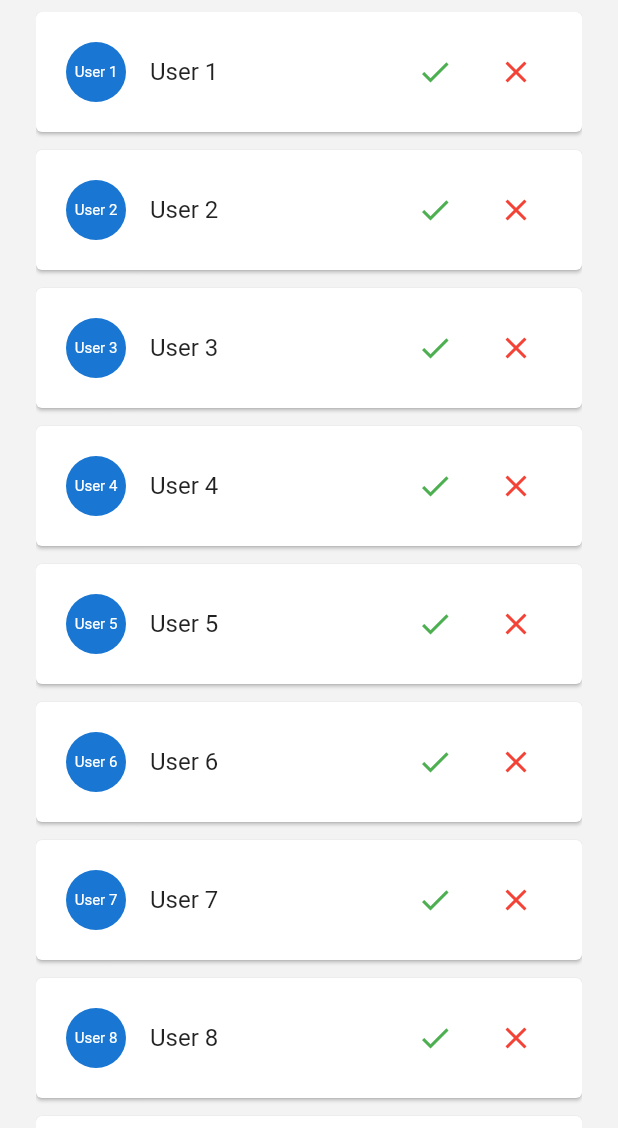
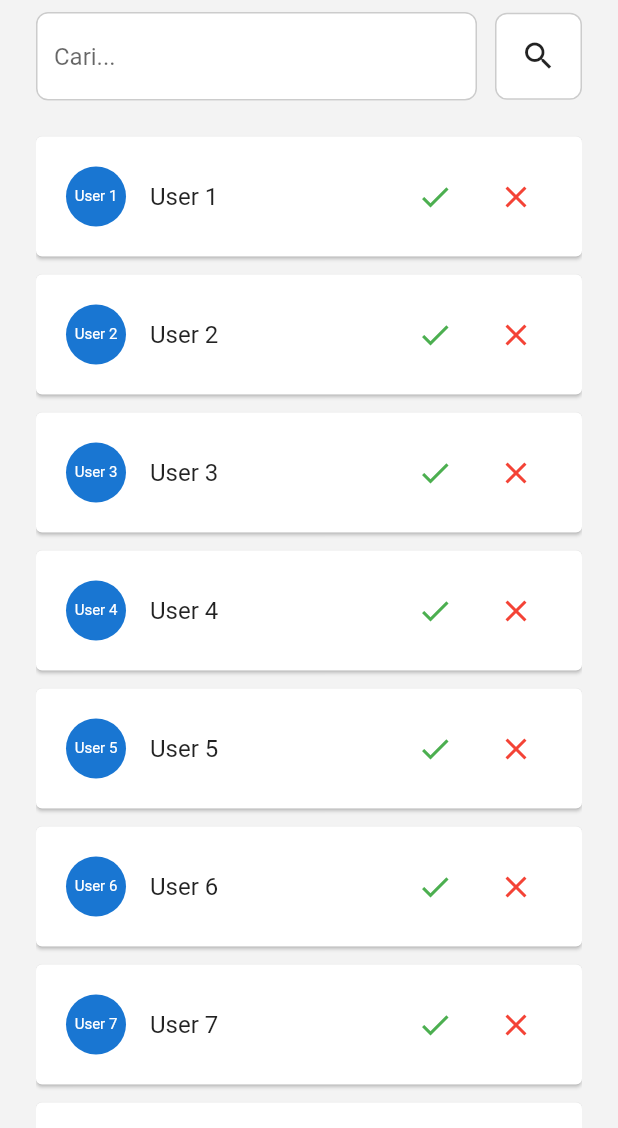
Before and after one commit to fadillahrizki/anonymous-flutter, a Flutter app: the UserStore screen opened by its route, on a phone screen of 412 x 824 dp, the part 108-1236 px from its top. Run offline on Flutter 3.47's test engine with Material 2 defaults, Android fonts, the phone set to English and light mode, and no system bars; our stand-ins replace flutter_svg, fluttertoast, qr_flutter.

Commit message:
add search in user and staff

```diff
--- a/lib/screens/store/staff_store.dart
+++ b/lib/screens/store/staff_store.dart
@@ -1,5 +1,6 @@
 import 'package:anonymous/components/custom_appBar.dart';
 import 'package:anonymous/components/drawer.dart';
+import 'package:anonymous/components/search.dart';
 import 'package:anonymous/constants/custom_color.dart';
 import 'package:flutter/material.dart';
 
@@ -48,6 +49,8 @@ class _StaffStoreState extends State<StaffStore>
                 ],
               ),
             ),
+            const Search(),
+            SizedBox(height: 24),
             Expanded(
               child: TabBarView(
                 controller: tabController,
--- a/lib/screens/store/user_store.dart
+++ b/lib/screens/store/user_store.dart
@@ -1,5 +1,6 @@
 import 'package:anonymous/components/custom_appBar.dart';
 import 'package:anonymous/components/drawer.dart';
+import 'package:anonymous/components/search.dart';
 import 'package:anonymous/constants/custom_color.dart';
 import 'package:flutter/material.dart';
 
@@ -24,6 +25,8 @@ class _UserStoreState extends State<UserStore> {
         child: SingleChildScrollView(
           child: Column(
             children: [
+              const Search(),
+              SizedBox(height: 24),
               ListView.builder(
                 shrinkWrap: true,
                 itemCount: items.length,
```
